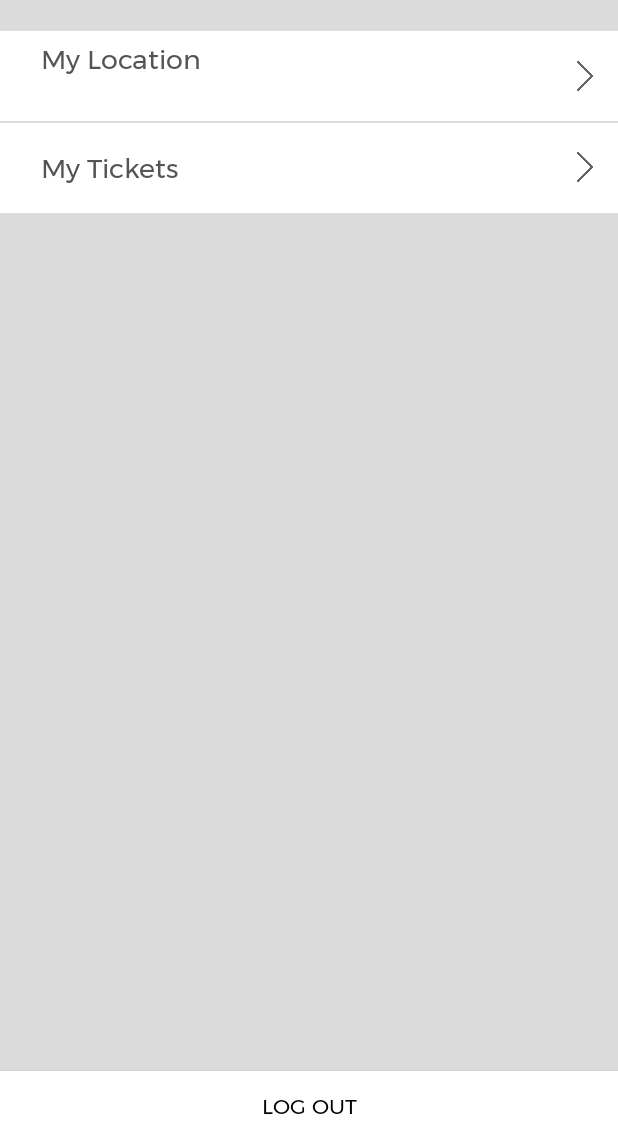
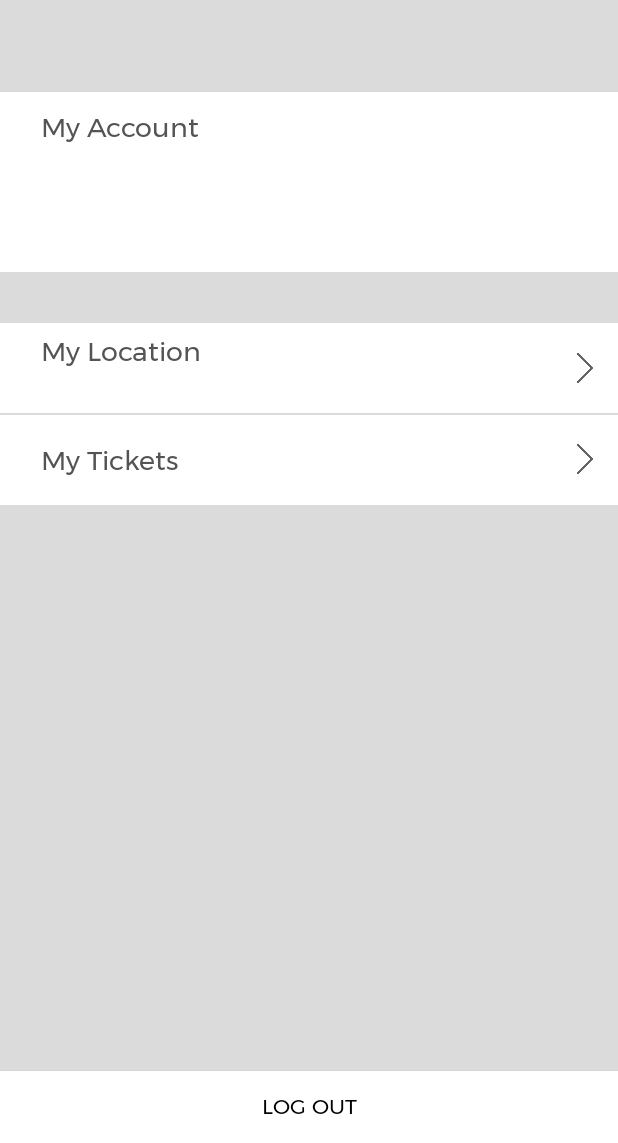
Before and after one commit to lerex5/TicketShareApp, an Android app: the layout activity_account.xml on its own in the app's theme, with its tools: preview values and no code run, on a phone screen of 412 x 824 dp, the part 93-1236 px from its top. Run offline under Robolectric (Android 15) with nearby library versions, the phone set to English and light mode, and no system bars.

Commit message:
AccountMinorChanges

```diff
--- a/app/src/main/java/com/lerex/tr/accountActivity.java
+++ b/app/src/main/java/com/lerex/tr/accountActivity.java
@@ -14,13 +14,14 @@ import android.widget.TextView;
 
 import com.google.android.material.bottomnavigation.BottomNavigationView;
 import com.google.firebase.auth.FirebaseAuth;
+import com.google.firebase.auth.FirebaseUser;
 
 import java.util.Objects;
 
 public class accountActivity extends Fragment {
 
     private Button LogOut,chngLocation,YourTickets;
-    private TextView curCity,LocSpace,TicSpace;
+    private TextView curCity,LocSpace,TicSpace,UserId;
     private TinyDB tinydb;
 
     @Nullable
@@ -28,16 +29,21 @@ public class accountActivity extends Fragment {
     public View onCreateView(@NonNull LayoutInflater inflater, @Nullable ViewGroup container, @Nullable Bundle savedInstanceState) {
         View view = inflater.inflate(R.layout.activity_account, null);
 
+        FirebaseAuth mAuth = FirebaseAuth.getInstance();
+        FirebaseUser currentUser = mAuth.getCurrentUser();
+
         tinydb = new TinyDB(getActivity());
         chngLocation=view.findViewById(R.id.chngLocation);
         curCity=view.findViewById(R.id.curCity);
         LocSpace=view.findViewById(R.id.LocSpace);
         TicSpace=view.findViewById(R.id.TicSpace);
+        UserId=view.findViewById(R.id.UserId);
 
         LogOut = view.findViewById(R.id.btnLogout);
         YourTickets = view.findViewById(R.id.viewTickets);
 
         curCity.setText(tinydb.getString("CurCity"));
+        UserId.setText(currentUser.getPhoneNumber());
 
         LogOut.setOnClickListener(new View.OnClickListener() {
             @Override
--- a/app/src/main/res/layout/activity_account.xml
+++ b/app/src/main/res/layout/activity_account.xml
@@ -28,6 +28,47 @@
         app:layout_constraintTop_toTopOf="parent" />
 
 
+    <TextView
+        android:id="@+id/UserAccount"
+        android:layout_width="match_parent"
+        android:layout_height="120dp"
+        android:background="#fff"
+        android:textColor="#000000"
+        android:textSize="18sp"
+        app:layout_constraintBottom_toBottomOf="parent"
+        app:layout_constraintTop_toTopOf="parent"
+        app:layout_constraintVertical_bias="0.175"
+        tools:layout_editor_absoluteX="0dp" />
+
+    <TextView
+        android:id="@+id/AccountTitle"
+        android:layout_width="wrap_content"
+        android:layout_height="wrap_content"
+        android:fontFamily="@font/montserrat"
+        android:text="My Account"
+        android:textColor="#555454"
+        android:textSize="18sp"
+        app:layout_constraintBottom_toBottomOf="@+id/UserAccount"
+        app:layout_constraintEnd_toEndOf="@+id/UserAccount"
+        app:layout_constraintHorizontal_bias="0.09"
+        app:layout_constraintStart_toStartOf="parent"
+        app:layout_constraintTop_toTopOf="@+id/UserAccount"
+        app:layout_constraintVertical_bias="0.1" />
+
+    <TextView
+        android:id="@+id/UserId"
+        android:layout_width="wrap_content"
+        android:layout_height="wrap_content"
+        android:layout_marginTop="4dp"
+        android:fontFamily="@font/montserrat"
+        android:textSize="14sp"
+        app:layout_constraintBottom_toBottomOf="@+id/UserAccount"
+        app:layout_constraintEnd_toEndOf="@+id/UserAccount"
+        app:layout_constraintHorizontal_bias="0.09"
+        app:layout_constraintStart_toStartOf="@+id/UserAccount"
+        app:layout_constraintTop_toBottomOf="@+id/AccountTitle"
+        app:layout_constraintVertical_bias="0.0" />
+
     <Button
         android:id="@+id/btnLogout"
         android:layout_width="match_parent"
@@ -45,12 +86,13 @@
         android:id="@+id/LocSpace"
         android:layout_width="match_parent"
         android:layout_height="60dp"
+        android:layout_marginTop="34dp"
         android:background="#fff"
         android:textColor="#000000"
         android:textSize="18sp"
         app:layout_constraintBottom_toBottomOf="parent"
-        app:layout_constraintTop_toTopOf="parent"
-        app:layout_constraintVertical_bias="0.108"
+        app:layout_constraintTop_toBottomOf="@+id/UserAccount"
+        app:layout_constraintVertical_bias="0.0"
         tools:layout_editor_absoluteX="0dp" />
 
     <TextView
```
